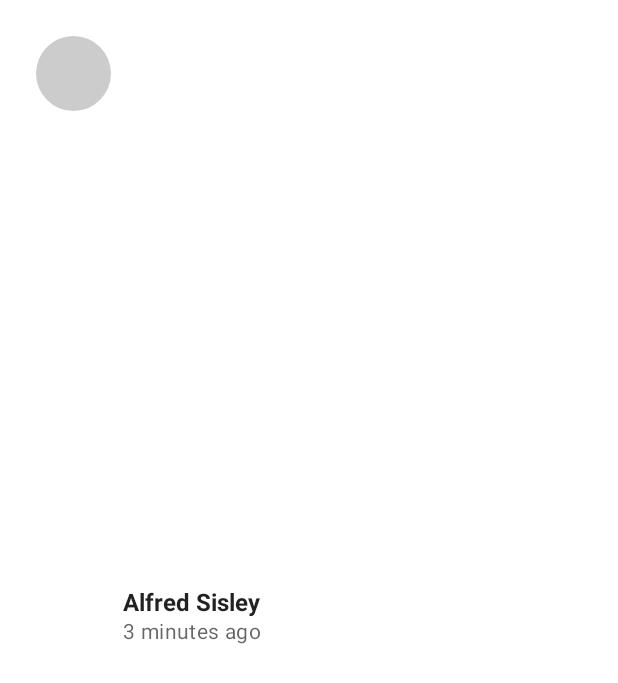
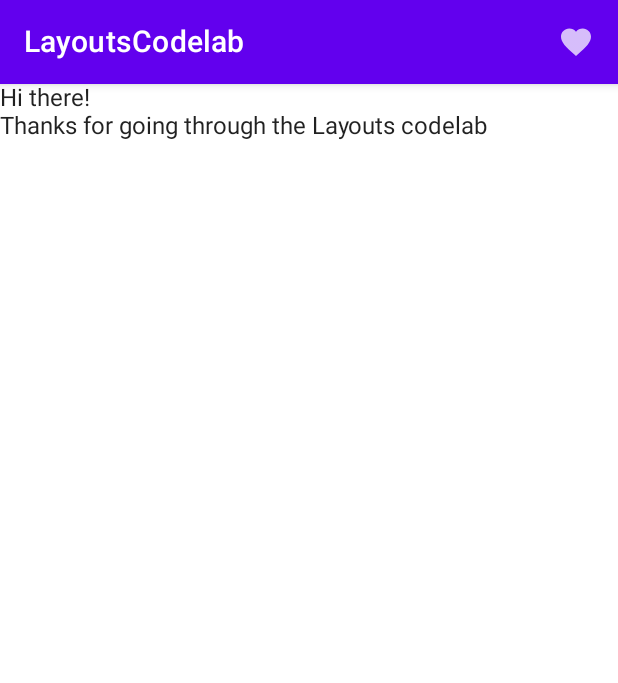
Before and after one commit to htl-leonding/jetpack-compose-pathway, an Android app built with Jetpack Compose: the screen it shows after launch (MainActivity), on a phone screen of 412 x 824 dp. Shown: the top 683 px of the screen. Run offline under Robolectric (Android 15) with nearby library versions, the phone set to English and light mode, and no system bars.

Commit message:
stuetz - layouts codelab - 05 - Material Components

```diff
--- a/LayoutsCodelab/app/src/main/java/at/htl/layoutscodelab/MainActivity.kt
+++ b/LayoutsCodelab/app/src/main/java/at/htl/layoutscodelab/MainActivity.kt
@@ -9,6 +9,8 @@ import androidx.compose.foundation.layout.*
 import androidx.compose.foundation.shape.CircleShape
 import androidx.compose.foundation.shape.RoundedCornerShape
 import androidx.compose.material.*
+import androidx.compose.material.icons.Icons
+import androidx.compose.material.icons.filled.Favorite
 import androidx.compose.runtime.Composable
 import androidx.compose.runtime.CompositionLocalProvider
 import androidx.compose.ui.Alignment
@@ -24,69 +26,46 @@ class MainActivity : ComponentActivity() {
         super.onCreate(savedInstanceState)
         setContent {
             LayoutsCodelabTheme {
-                // A surface container using the 'background' color from the theme
-                Surface(
-                    modifier = Modifier.fillMaxSize(),
-                    color = MaterialTheme.colors.background
-                ) {
-                    //Greeting("Android")
-                    PhotographerCard()
-                }
+                LayoutsCodelab()
             }
         }
+    }
+
+}
+
+@Composable
+fun LayoutsCodelab() {
+    Scaffold(
+        topBar = {
+            TopAppBar(
+                title = {
+                    Text(text = "LayoutsCodelab")
+                },
+                actions = {
+                    IconButton(onClick = { /*TODO*/ }) {
+                        Icon(Icons.Filled.Favorite, contentDescription = null)
+                    }
+                }
+            )
+        }
+    ) { innerPadding ->
+        BodyContent(Modifier.padding(innerPadding))
     }
 }
 
 @Composable
-fun PhotographerCard(modifier: Modifier = Modifier) {
-    Row (
-        modifier
-            .padding(8.dp)
-            .clip(RoundedCornerShape(4.dp))
-            .background(MaterialTheme.colors.surface)
-            .clickable(onClick = { /* Ignoring onClick */ })
-            .padding(16.dp)
-
-    ) {
-        Surface(
-            modifier = Modifier.size(50.dp),
-            shape = CircleShape,
-            color = MaterialTheme.colors.onSurface.copy(alpha = 0.2f)
-        ) {
-            // Image goes here
-        }
-        Column (
-            modifier = Modifier
-                .padding(start = 8.dp)
-                .align(Alignment.CenterVertically)
-        ) {
-            Text("Alfred Sisley", fontWeight = FontWeight.Bold)
-            CompositionLocalProvider(LocalContentAlpha provides ContentAlpha.medium) {
-                Text("3 minutes ago", style = MaterialTheme.typography.body2)
-            }
-        }
+fun BodyContent(modifier: Modifier = Modifier) {
+    Column(modifier = modifier) {
+        Text(text = "Hi there!")
+        Text(text = "Thanks for going through the Layouts codelab")
     }
 }
 
 
 @Preview
 @Composable
-fun PhotographerCardPreview() {
+fun LayoutsCodelabPreview() {
     LayoutsCodelabTheme {
-        PhotographerCard()
+        LayoutsCodelab()
     }
 }
-
-
-//@Composable
-//fun Greeting(name: String) {
-//    Text(text = "Hello $name!")
-//}
-//
-//@Preview(showBackground = true)
-//@Composable
-//fun DefaultPreview() {
-//    LayoutsCodelabTheme {
-//        Greeting("Android")
-//    }
-//}
```
